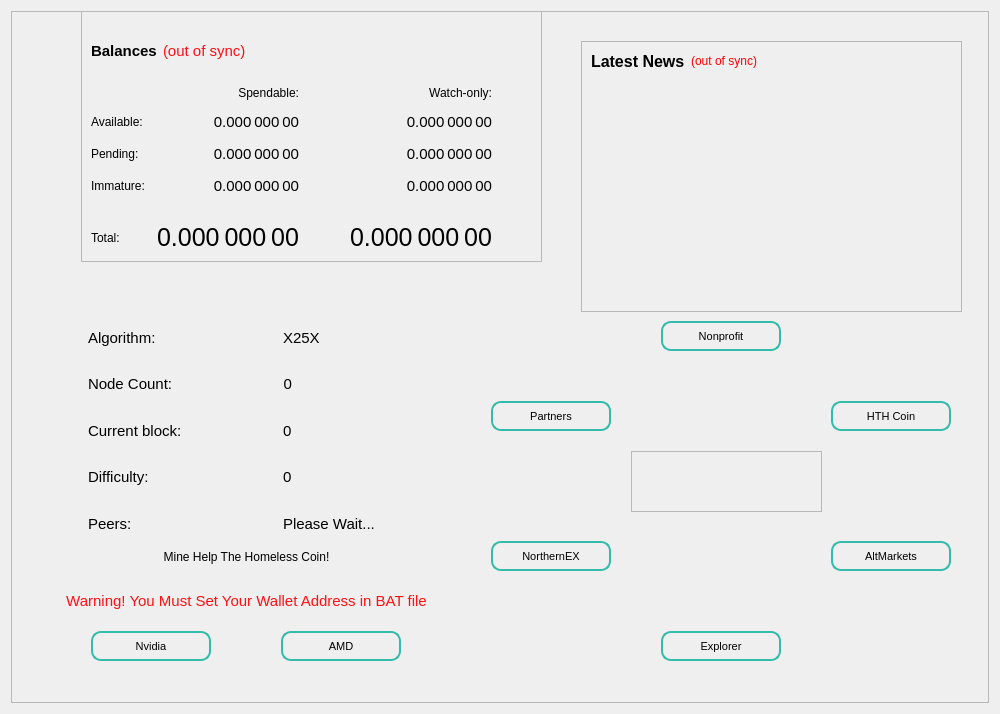
First picture: the form in src/qt/forms/overviewpage.ui, repository HTHcoin/helpthehomelesscoin, before the edit.
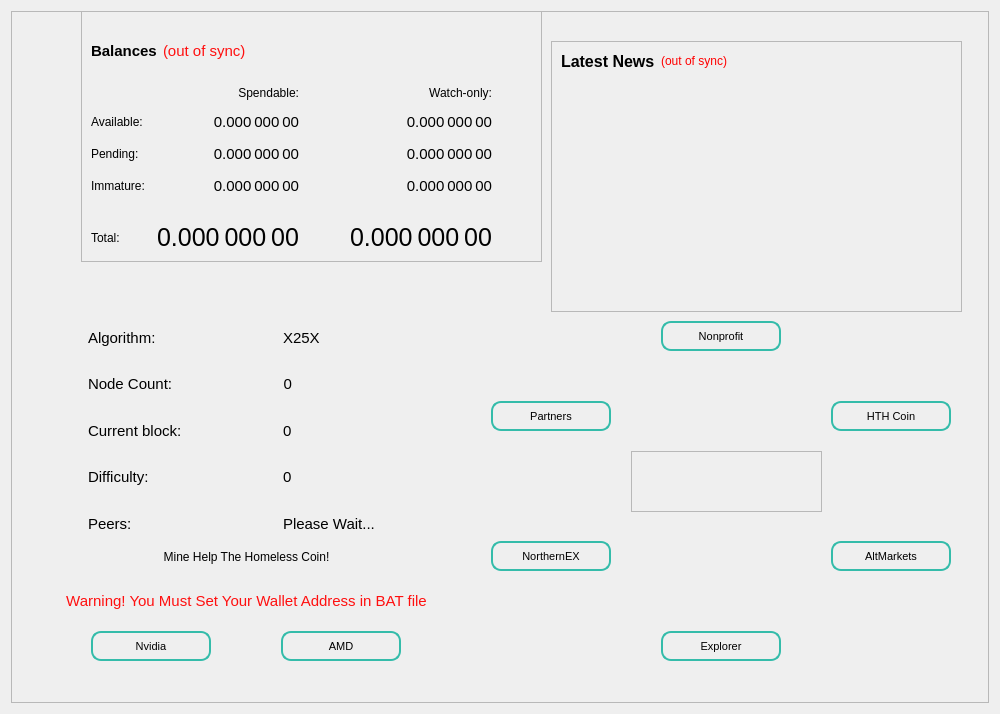
Second picture: the form after the edit.

What changed in the file:
```diff
--- a/src/qt/forms/overviewpage.ui
+++ b/src/qt/forms/overviewpage.ui
@@ -1070,9 +1070,9 @@
      <widget class="QFrame" name="frame_News">
       <property name="geometry">
        <rect>
-        <x>570</x>
+        <x>540</x>
         <y>30</y>
-        <width>381</width>
+        <width>411</width>
         <height>271</height>
        </rect>
       </property>
```
